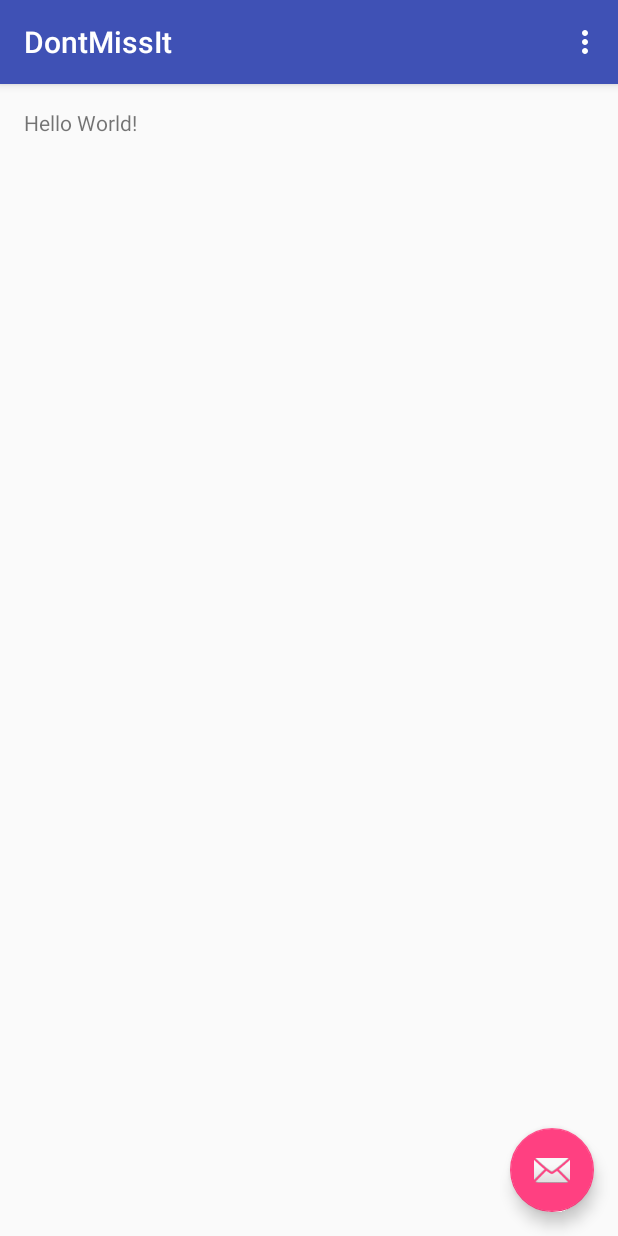
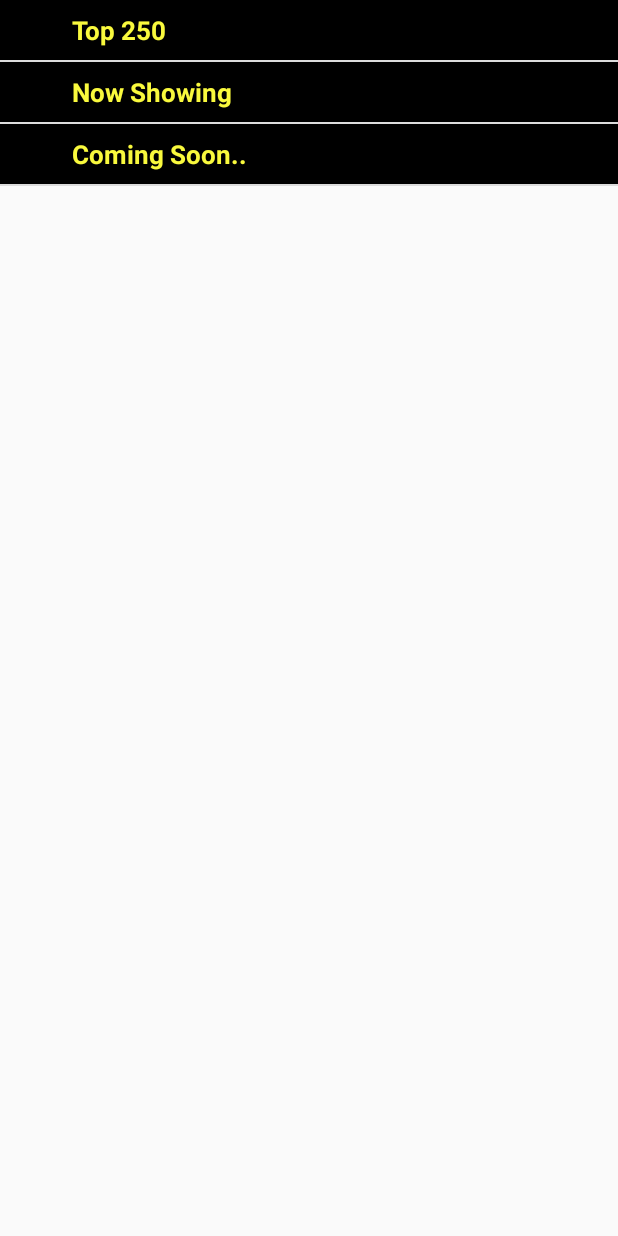
Before and after one commit to ishareef/dontmissit-android, an Android app: the screen it shows after launch (MainActivity), on a phone screen of 412 x 824 dp. Run offline under Robolectric (Android 15) with nearby library versions, the phone set to English and light mode, and no system bars.

Commit message:
adding groupings

```diff
--- a/DontMissIt/app/build.gradle
+++ b/DontMissIt/app/build.gradle
@@ -24,4 +24,6 @@ dependencies {
     testCompile 'junit:junit:4.12'
     compile 'com.android.support:appcompat-v7:23.4.0'
     compile 'com.android.support:design:23.4.0'
+    compile 'com.android.support:support-v4:23.4.0'
+    compile 'com.android.support:recyclerview-v7:23.4.0'
 }
--- a/DontMissIt/app/src/main/AndroidManifest.xml
+++ b/DontMissIt/app/src/main/AndroidManifest.xml
@@ -1,6 +1,9 @@
 <?xml version="1.0" encoding="utf-8"?>
 <manifest xmlns:android="http://schemas.android.com/apk/res/android"
     package="com.corp.dontmissit.dontmissit">
+
+    <!-- permissions -->
+    <uses-permission android:name="android.permission.READ_CONTACTS" />
 
     <application
         android:allowBackup="true"
--- /dev/null
+++ b/DontMissIt/app/src/main/java/com/corp/dontmissit/dontmissit/BirthdaysFragment.java
@@ -0,0 +1,170 @@
+package com.corp.dontmissit.dontmissit;
+
+import android.os.Bundle;
+import android.support.v4.app.Fragment;
+import android.view.LayoutInflater;
+import android.view.View;
+import android.view.ViewGroup;
+import android.widget.ExpandableListView;
+
+import java.util.ArrayList;
+import java.util.HashMap;
+import java.util.List;
+
+
+/**
+ * A simple {@link Fragment} subclass.
+ * Activities that contain this fragment must implement the
+ * {BirthdaysFragment.OnFragmentInteractionListener} interface
+ * to handle interaction events.
+ * Use the {@link BirthdaysFragment#newInstance} factory method to
+ * create an instance of this fragment.
+ */
+public class BirthdaysFragment extends Fragment {
+
+    ExpandableListAdapter listAdapter;
+    ExpandableListView expListView;
+    List<String> listDataHeader;
+    HashMap<String, List<String>> listDataChild;
+    // TODO: Rename parameter arguments, choose names that match
+    // the fragment initialization parameters, e.g. ARG_ITEM_NUMBER
+    private static final String ARG_PARAM1 = "param1";
+    private static final String ARG_PARAM2 = "param2";
+
+    // TODO: Rename and change types of parameters
+    private String mParam1;
+    private String mParam2;
+
+    //private OnFragmentInteractionListener mListener;
+
+    public BirthdaysFragment() {
+        // Required empty public constructor
+    }
+
+    /**
+     * Use this factory method to create a new instance of
+     * this fragment using the provided parameters.
+     *
+     * @param param1 Parameter 1.
+     * @param param2 Parameter 2.
+     * @return A new instance of fragment BirthdaysFragment.
+     */
+    // TODO: Rename and change types and number of parameters
+    public static BirthdaysFragment newInstance(String param1, String param2) {
+        BirthdaysFragment fragment = new BirthdaysFragment();
+        Bundle args = new Bundle();
+        args.putString(ARG_PARAM1, param1);
+        args.putString(ARG_PARAM2, param2);
+        fragment.setArguments(args);
+        return fragment;
+    }
+
+    @Override
+    public void onCreate(Bundle savedInstanceState) {
+        super.onCreate(savedInstanceState);
+        if (getArguments() != null) {
+            mParam1 = getArguments().getString(ARG_PARAM1);
+            mParam2 = getArguments().getString(ARG_PARAM2);
+        }
+    }
+
+    @Override
+    public View onCreateView(LayoutInflater inflater, ViewGroup container,
+                             Bundle savedInstanceState) {
+        // Inflate the layout for this fragment
+        View rootView = inflater.inflate(R.layout.fragment_birthdays, container, false);
+        // get the listview
+        expListView = (ExpandableListView) rootView.findViewById(R.id.expand_birthday_view);
+
+        // preparing list data
+        prepareListData();
+
+        listAdapter = new ExpandableListAdapter(getActivity(), listDataHeader, listDataChild);
+
+        // setting list adapter
+        expListView.setAdapter(listAdapter);
+
+        return rootView;
+    }
+
+    // TODO: Rename method, update argument and hook method into UI event
+    /*public void onButtonPressed(Uri uri) {
+        if (mListener != null) {
+            mListener.onFragmentInteraction(uri);
+        }
+    }*/
+
+    /*@Override
+    public void onAttach(Context context) {
+        super.onAttach(context);
+        if (context instanceof OnFragmentInteractionListener) {
+            mListener = (OnFragmentInteractionListener) context;
+        } else {
+            throw new RuntimeException(context.toString()
+                    + " must implement OnFragmentInteractionListener");
+        }
+    }*/
+
+    @Override
+    public void onDetach() {
+        super.onDetach();
+        //mListener = null;
+    }
+
+    /**
+     * This interface must be implemented by activities that contain this
+     * fragment to allow an interaction in this fragment to be communicated
+     * to the activity and potentially other fragments contained in that
+     * activity.
+     * <p/>
+     * See the Android Training lesson <a href=
+     * "http://developer.android.com/training/basics/fragments/communicating.html"
+     * >Communicating with Other Fragments</a> for more information.
+     */
+    /*public interface OnFragmentInteractionListener {
+        // TODO: Update argument type and name
+        void onFragmentInteraction(Uri uri);
+    }*/
+
+    /*
+     * Preparing the list data
+     */
+    private void prepareListData() {
+        listDataHeader = new ArrayList<String>();
+        listDataChild = new HashMap<String, List<String>>();
+
+        // Adding child data
+        listDataHeader.add("Top 250");
+        listDataHeader.add("Now Showing");
+        listDataHeader.add("Coming Soon..");
+
+        // Adding child data
+        List<String> top250 = new ArrayList<String>();
+        top250.add("The Shawshank Redemption");
+        top250.add("The Godfather");
+        top250.add("The Godfather: Part II");
+        top250.add("Pulp Fiction");
+        top250.add("The Good, the Bad and the Ugly");
+        top250.add("The Dark Knight");
+        top250.add("12 Angry Men");
+
+        List<String> nowShowing = new ArrayList<String>();
+        nowShowing.add("The Conjuring");
+        nowShowing.add("Despicable Me 2");
+        nowShowing.add("Turbo");
+        nowShowing.add("Grown Ups 2");
+        nowShowing.add("Red 2");
+        nowShowing.add("The Wolverine");
+
+        List<String> comingSoon = new ArrayList<String>();
+        comingSoon.add("2 Guns");
+        comingSoon.add("The Smurfs 2");
+        comingSoon.add("The Spectacular Now");
+        comingSoon.add("The Canyons");
+        comingSoon.add("Europa Report");
+
+        listDataChild.put(listDataHeader.get(0), top250); // Header, Child data
+        listDataChild.put(listDataHeader.get(1), nowShowing);
+        listDataChild.put(listDataHeader.get(2), comingSoon);
+    }
+}
--- /dev/null
+++ b/DontMissIt/app/src/main/java/com/corp/dontmissit/dontmissit/ExpandableListAdapter.java
@@ -0,0 +1,104 @@
+package com.corp.dontmissit.dontmissit;
+
+import android.content.Context;
+import android.graphics.Typeface;
+import android.view.LayoutInflater;
+import android.view.View;
+import android.view.ViewGroup;
+import android.widget.BaseExpandableListAdapter;
+import android.widget.TextView;
+
+import java.util.HashMap;
+import java.util.List;
+
+public class ExpandableListAdapter extends BaseExpandableListAdapter {
+
+
+    private Context _context;
+    private List<String> _listDataHeader; // header titles
+    // child data in format of header title, child title
+    private HashMap<String, List<String>> _listDataChild;
+
+    public ExpandableListAdapter(Context context, List<String> listDataHeader,
+                                 HashMap<String, List<String>> listChildData) {
+        this._context = context;
+        this._listDataHeader = listDataHeader;
+        this._listDataChild = listChildData;
+    }
+
+    @Override
+    public int getGroupCount() {
+        return _listDataHeader.size();
+    }
+
+    @Override
+    public int getChildrenCount(int groupPosition) {
+        return this._listDataChild.get(this._listDataHeader.get(groupPosition))
+                .size();
+    }
+
+    @Override
+    public Object getGroup(int groupPosition) {
+        return this._listDataHeader.get(groupPosition);
+    }
+
+    @Override
+    public Object getChild(int groupPosition, int childPosition) {
+        return this._listDataChild.get(this._listDataHeader.get(groupPosition))
+                .get(childPosition);
+    }
+
+    @Override
+    public long getGroupId(int groupPosition) {
+        return groupPosition;
+    }
+
+    @Override
+    public long getChildId(int groupPosition, int childPosition) {
+        return childPosition;
+    }
+
+    @Override
+    public boolean hasStableIds() {
+        return false;
+    }
+
+    @Override
+    public View getGroupView(int groupPosition, boolean isExpanded, View convertView, ViewGroup parent) {
+        String headerTitle = (String) getGroup(groupPosition);
+        if (convertView == null) {
+            LayoutInflater infalInflater = (LayoutInflater) this._context
+                    .getSystemService(Context.LAYOUT_INFLATER_SERVICE);
+            convertView = infalInflater.inflate(R.layout.list_group, null);
+        }
+
+        TextView lblListHeader = (TextView) convertView
+                .findViewById(R.id.lblListHeader);
+        lblListHeader.setTypeface(null, Typeface.BOLD);
+        lblListHeader.setText(headerTitle);
+
+        return convertView;
+    }
+
+    @Override
+    public View getChildView(int groupPosition, int childPosition, boolean isLastChild, View convertView, ViewGroup parent) {
+        final String childText = (String) getChild(groupPosition, childPosition);
+
+        if (convertView == null) {
+            LayoutInflater infalInflater = (LayoutInflater) this._context
+                    .getSystemService(Context.LAYOUT_INFLATER_SERVICE);
+            convertView = infalInflater.inflate(R.layout.list_item, null);
+        }
+
+        TextView txtListChild = (TextView) convertView
+                .findViewById(R.id.lblListItem);
+
+        txtListChild.setText(childText);
+        return convertView;
+    }
+
+    @Override
+    public boolean isChildSelectable(int groupPosition, int childPosition) {
+        return true;
+    }
+}
--- a/DontMissIt/app/src/main/java/com/corp/dontmissit/dontmissit/MainActivity.java
+++ b/DontMissIt/app/src/main/java/com/corp/dontmissit/dontmissit/MainActivity.java
@@ -1,11 +1,7 @@
 package com.corp.dontmissit.dontmissit;
 
 import android.os.Bundle;
-import android.support.design.widget.FloatingActionButton;
-import android.support.design.widget.Snackbar;
 import android.support.v7.app.AppCompatActivity;
-import android.support.v7.widget.Toolbar;
-import android.view.View;
 import android.view.Menu;
 import android.view.MenuItem;
 
@@ -15,17 +11,22 @@ public class MainActivity extends AppCompatActivity {
     protected void onCreate(Bundle savedInstanceState) {
         super.onCreate(savedInstanceState);
         setContentView(R.layout.activity_main);
-        Toolbar toolbar = (Toolbar) findViewById(R.id.toolbar);
-        setSupportActionBar(toolbar);
+        //Toolbar toolbar = (Toolbar) findViewById(R.id.toolbar);
+        //setSupportActionBar(toolbar);
 
-        FloatingActionButton fab = (FloatingActionButton) findViewById(R.id.fab);
+        /*FloatingActionButton fab = (FloatingActionButton) findViewById(R.id.fab);
         fab.setOnClickListener(new View.OnClickListener() {
             @Override
             public void onClick(View view) {
                 Snackbar.make(view, "Replace with your own action", Snackbar.LENGTH_LONG)
                         .setAction("Action", null).show();
             }
-        });
+        });*/
+        if (savedInstanceState == null) {
+            getSupportFragmentManager().beginTransaction()
+                    .add(R.id.main_container, new BirthdaysFragment())
+                    .commit();
+        }
     }
 
     @Override
--- a/DontMissIt/app/src/main/res/layout/activity_main.xml
+++ b/DontMissIt/app/src/main/res/layout/activity_main.xml
@@ -1,5 +1,5 @@
 <?xml version="1.0" encoding="utf-8"?>
-<android.support.design.widget.CoordinatorLayout xmlns:android="http://schemas.android.com/apk/res/android"
+<!--<android.support.design.widget.CoordinatorLayout xmlns:android="http://schemas.android.com/apk/res/android"
     xmlns:app="http://schemas.android.com/apk/res-auto"
     xmlns:tools="http://schemas.android.com/tools"
     android:layout_width="match_parent"
@@ -31,4 +31,9 @@
         android:layout_margin="@dimen/fab_margin"
         android:src="@android:drawable/ic_dialog_email" />
 
-</android.support.design.widget.CoordinatorLayout>
+</android.support.design.widget.CoordinatorLayout> -->
+
+<FrameLayout xmlns:android="http://schemas.android.com/apk/res/android"
+    xmlns:tools="http://schemas.android.com/tools" android:id="@+id/main_container"
+    android:layout_width="match_parent" android:layout_height="match_parent"
+    tools:context=".MainActivity" tools:ignore="MergeRootFrame" />
--- /dev/null
+++ b/DontMissIt/app/src/main/res/layout/fragment_birthdays.xml
@@ -0,0 +1,12 @@
+<FrameLayout xmlns:android="http://schemas.android.com/apk/res/android"
+    xmlns:tools="http://schemas.android.com/tools"
+    android:layout_width="match_parent"
+    android:layout_height="match_parent"
+    tools:context="com.corp.dontmissit.dontmissit.BirthdaysFragment">
+
+    <ExpandableListView
+        android:id="@+id/expand_birthday_view"
+        android:layout_height="match_parent"
+        android:layout_width="match_parent"/>
+
+</FrameLayout>
--- /dev/null
+++ b/DontMissIt/app/src/main/res/layout/list_group.xml
@@ -0,0 +1,16 @@
+<?xml version="1.0" encoding="utf-8"?>
+<LinearLayout xmlns:android="http://schemas.android.com/apk/res/android"
+    android:orientation="vertical" android:layout_width="match_parent"
+    android:layout_height="wrap_content"
+    android:padding="8dp"
+    android:background="#000000">
+
+    <TextView
+        android:id="@+id/lblListHeader"
+        android:layout_width="fill_parent"
+        android:layout_height="wrap_content"
+        android:paddingLeft="?android:attr/expandableListPreferredItemPaddingLeft"
+        android:textSize="17dp"
+        android:textColor="#f9f93d" />
+
+</LinearLayout>
--- a/DontMissIt/app/src/main/res/values/dimens.xml
+++ b/DontMissIt/app/src/main/res/values/dimens.xml
@@ -3,4 +3,5 @@
     <dimen name="activity_horizontal_margin">16dp</dimen>
     <dimen name="activity_vertical_margin">16dp</dimen>
     <dimen name="fab_margin">16dp</dimen>
+    <dimen name="text_margin">16dp</dimen>
 </resources>
--- a/DontMissIt/app/src/main/res/values/strings.xml
+++ b/DontMissIt/app/src/main/res/values/strings.xml
@@ -1,4 +1,8 @@
 <resources>
     <string name="app_name">DontMissIt</string>
     <string name="action_settings">Settings</string>
+    <string name="title_activity_main2">Main2Activity</string>
+
+    <!-- TODO: Remove or change this placeholder text -->
+    <string name="hello_blank_fragment">Hello blank fragment</string>
 </resources>
```
Also changed, not shown: DontMissIt/app/src/main/java/com/corp/dontmissit/dontmissit/dummy/DummyContent.java (added, +72 -0 lines), DontMissIt/app/src/main/res/layout/list_item.xml (added, +15 -0 lines).
